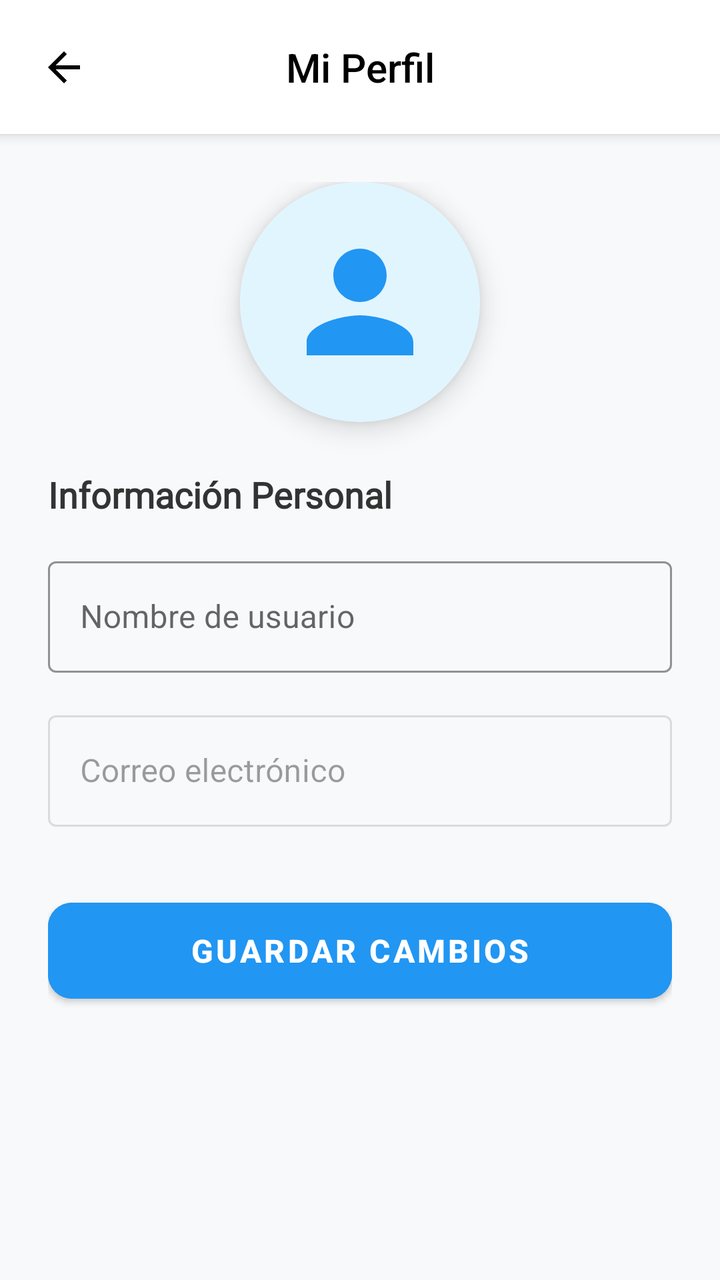
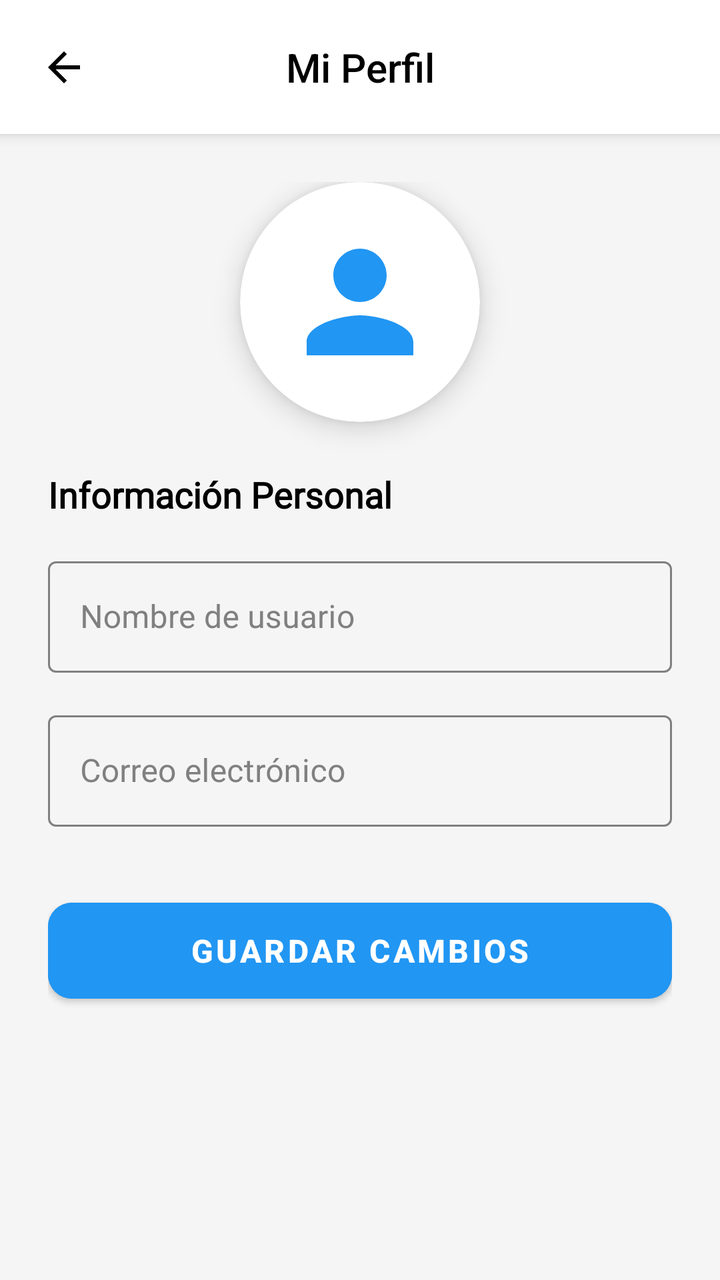

Before-and-after screenshots of an Android layout around one commit, followed by the original layout XML and the change that was made.
<!-- AndroidManifest.xml: activity theme Theme.MaterialComponents.Light.NoActionBar -->
<!-- res/layout/activity_usuario.xml -->
<?xml version="1.0" encoding="utf-8"?>
<androidx.constraintlayout.widget.ConstraintLayout
    xmlns:android="http://schemas.android.com/apk/res/android"
    xmlns:app="http://schemas.android.com/apk/res-auto"
    android:layout_width="match_parent"
    android:layout_height="match_parent"
    android:background="#F8F9FA"
    android:fitsSystemWindows="true">

    <androidx.constraintlayout.widget.ConstraintLayout
        android:id="@+id/headerContainer"
        android:layout_width="match_parent"
        android:layout_height="wrap_content"
        android:padding="20dp"
        android:background="#FFFFFF"
        android:elevation="4dp"
        app:layout_constraintTop_toTopOf="parent">

        <ImageView
            android:id="@+id/btnAtras"
            android:layout_width="24dp"
            android:layout_height="24dp"
            android:src="@drawable/ic_arrow_forward"
            android:rotation="180"
            app:tint="#000000"
            app:layout_constraintStart_toStartOf="parent"
            app:layout_constraintTop_toTopOf="parent"
            app:layout_constraintBottom_toBottomOf="parent"/>

        <TextView
            android:id="@+id/tvTitulo"
            android:layout_width="wrap_content"
            android:layout_height="wrap_content"
            android:text="@string/user_titulo"
            android:textColor="#000000"
            android:textSize="20sp"
            android:fontFamily="sans-serif-medium"
            app:layout_constraintStart_toStartOf="parent"
            app:layout_constraintEnd_toEndOf="parent"
            app:layout_constraintTop_toTopOf="parent"
            app:layout_constraintBottom_toBottomOf="parent"/>
    </androidx.constraintlayout.widget.ConstraintLayout>

    <ScrollView
        android:layout_width="match_parent"
        android:layout_height="0dp"
        android:fillViewport="true"
        app:layout_constraintTop_toBottomOf="@id/headerContainer"
        app:layout_constraintBottom_toBottomOf="parent">

        <LinearLayout
            android:layout_width="match_parent"
            android:layout_height="wrap_content"
            android:orientation="vertical"
            android:gravity="center_horizontal"
            android:padding="24dp">

            <com.google.android.material.card.MaterialCardView
                android:layout_width="120dp"
                android:layout_height="120dp"
                app:cardCornerRadius="60dp"
                app:cardElevation="8dp"
                android:layout_marginBottom="24dp">

                <ImageView
                    android:id="@+id/ivProfilePic"
                    android:layout_width="match_parent"
                    android:layout_height="match_parent"
                    android:src="@drawable/ic_person"
                    android:padding="20dp"
                    android:background="#E1F5FE"
                    app:tint="@color/b500"
                    android:scaleType="centerCrop"/>
            </com.google.android.material.card.MaterialCardView>

            <TextView
                android:layout_width="match_parent"
                android:layout_height="wrap_content"
                android:text="@string/user_seccion_info"
                android:fontFamily="@font/poppins"
                android:textStyle="bold"
                android:textSize="18sp"
                android:layout_marginBottom="16dp"
                android:textColor="#333333"/>

            <com.google.android.material.textfield.TextInputLayout
                style="@style/Widget.MaterialComponents.TextInputLayout.OutlinedBox"
                android:layout_width="match_parent"
                android:layout_height="wrap_content"
                android:hint="@string/user_hint_nombre"
                app:boxStrokeColor="@color/b500"
                app:hintTextColor="@color/b900"
                android:layout_marginBottom="16dp">

                <com.google.android.material.textfield.TextInputEditText
                    android:id="@+id/etUsername"
                    android:layout_width="match_parent"
                    android:layout_height="wrap_content"
                    android:inputType="textPersonName" />
            </com.google.android.material.textfield.TextInputLayout>

            <com.google.android.material.textfield.TextInputLayout
                style="@style/Widget.MaterialComponents.TextInputLayout.OutlinedBox"
                android:layout_width="match_parent"
                android:layout_height="wrap_content"
                android:hint="@string/user_hint_email"
                android:enabled="false"
                android:layout_marginBottom="32dp">

                <com.google.android.material.textfield.TextInputEditText
                    android:id="@+id/etEmail"
                    android:layout_width="match_parent"
                    android:layout_height="wrap_content"
                    android:inputType="textEmailAddress" />
            </com.google.android.material.textfield.TextInputLayout>

            <com.google.android.material.button.MaterialButton
                android:id="@+id/btnGuardar"
                android:layout_width="match_parent"
                android:layout_height="60dp"
                android:text="@string/user_btn_guardar"
                android:textSize="16sp"
                android:textStyle="bold"
                app:cornerRadius="12dp"
                android:backgroundTint="@color/b500"/>

        </LinearLayout>
    </ScrollView>

</androidx.constraintlayout.widget.ConstraintLayout>
<!-- resources referenced by this layout -->
<resources>
  <color name="b500">#2196F3</color>
  <color name="b900">#0D47A1</color>
  <!-- drawable ic_arrow_forward (drawable) -->
  <?xml version="1.0" encoding="utf-8"?>
  <vector xmlns:android="http://schemas.android.com/apk/res/android"
      android:width="24dp"
      android:height="24dp"
      android:viewportWidth="24"
      android:viewportHeight="24"
      android:tint="?attr/colorControlNormal">
      <path
          android:fillColor="@android:color/white"
          android:pathData="M12,4l-1.41,1.41L16.17,11H4v2h12.17l-5.58,5.59L12,20l8,-8z"/>
  </vector>
  <!-- drawable ic_person (drawable) -->
  <vector xmlns:android="http://schemas.android.com/apk/res/android" android:height="24dp" android:tint="#000000" android:viewportHeight="24" android:viewportWidth="24" android:width="24dp">
  
      <path android:fillColor="@android:color/white" android:pathData="M12,12c2.21,0 4,-1.79 4,-4s-1.79,-4 -4,-4 -4,1.79 -4,4 1.79,4 4,4zM12,14c-2.67,0 -8,1.34 -8,4v2h16v-2c0,-2.66 -5.33,-4 -8,-4z"/>
  
  </vector>
  <string name="user_btn_guardar">Guardar Cambios</string>
  <string name="user_hint_email">Correo electrónico</string>
  <string name="user_hint_nombre">Nombre de usuario</string>
  <string name="user_seccion_info">Información Personal</string>
  <string name="user_titulo">Mi Perfil</string>
</resources>

<!-- the commit's change to res/layout/activity_usuario.xml (unified diff, before → after) -->
@@ -4,7 +4,7 @@
     xmlns:app="http://schemas.android.com/apk/res-auto"
     android:layout_width="match_parent"
     android:layout_height="match_parent"
-    android:background="#F8F9FA"
+    android:background="@color/bg_pantalla_asignatura"
     android:fitsSystemWindows="true">
 
     <androidx.constraintlayout.widget.ConstraintLayout
@@ -12,7 +12,7 @@
         android:layout_width="match_parent"
         android:layout_height="wrap_content"
         android:padding="20dp"
-        android:background="#FFFFFF"
+        android:background="@color/tarjeta_fondo"
         android:elevation="4dp"
         app:layout_constraintTop_toTopOf="parent">
 
@@ -22,7 +22,7 @@
             android:layout_height="24dp"
             android:src="@drawable/ic_arrow_forward"
             android:rotation="180"
-            app:tint="#000000"
+            app:tint="@color/texto_principal"
             app:layout_constraintStart_toStartOf="parent"
             app:layout_constraintTop_toTopOf="parent"
             app:layout_constraintBottom_toBottomOf="parent"/>
@@ -32,7 +32,7 @@
             android:layout_width="wrap_content"
             android:layout_height="wrap_content"
             android:text="@string/user_titulo"
-            android:textColor="#000000"
+            android:textColor="@color/texto_principal"
             android:textSize="20sp"
             android:fontFamily="sans-serif-medium"
             app:layout_constraintStart_toStartOf="parent"
@@ -60,6 +60,7 @@
                 android:layout_height="120dp"
                 app:cardCornerRadius="60dp"
                 app:cardElevation="8dp"
+                app:cardBackgroundColor="@color/tarjeta_fondo"
                 android:layout_marginBottom="24dp">
 
                 <ImageView
@@ -68,7 +69,7 @@
                     android:layout_height="match_parent"
                     android:src="@drawable/ic_person"
                     android:padding="20dp"
-                    android:background="#E1F5FE"
+                    android:background="@android:color/transparent"
                     app:tint="@color/b500"
                     android:scaleType="centerCrop"/>
             </com.google.android.material.card.MaterialCardView>
@@ -81,21 +82,23 @@
                 android:textStyle="bold"
                 android:textSize="18sp"
                 android:layout_marginBottom="16dp"
-                android:textColor="#333333"/>
+                android:textColor="@color/texto_principal"/>
 
             <com.google.android.material.textfield.TextInputLayout
                 style="@style/Widget.MaterialComponents.TextInputLayout.OutlinedBox"
                 android:layout_width="match_parent"
                 android:layout_height="wrap_content"
                 android:hint="@string/user_hint_nombre"
-                app:boxStrokeColor="@color/b500"
-                app:hintTextColor="@color/b900"
+                app:boxStrokeColor="@color/select_input_border"
+                app:hintTextColor="@color/b500"
+                android:textColorHint="@color/texto_secundario"
                 android:layout_marginBottom="16dp">
 
                 <com.google.android.material.textfield.TextInputEditText
                     android:id="@+id/etUsername"
                     android:layout_width="match_parent"
                     android:layout_height="wrap_content"
+                    android:textColor="@color/texto_principal"
                     android:inputType="textPersonName" />
             </com.google.android.material.textfield.TextInputLayout>
 
@@ -105,12 +108,15 @@
                 android:layout_height="wrap_content"
                 android:hint="@string/user_hint_email"
                 android:enabled="false"
+                app:boxStrokeColor="@color/select_input_border"
+                android:textColorHint="@color/texto_secundario"
                 android:layout_marginBottom="32dp">
 
                 <com.google.android.material.textfield.TextInputEditText
                     android:id="@+id/etEmail"
                     android:layout_width="match_parent"
                     android:layout_height="wrap_content"
+                    android:textColor="@color/texto_secundario"
                     android:inputType="textEmailAddress" />
             </com.google.android.material.textfield.TextInputLayout>
 
<!-- resource entries referenced after the edit -->
@@ -1,7 +1,10 @@
 <!-- resources referenced by this layout -->
 <resources>
   <color name="b500">#2196F3</color>
-  <color name="b900">#0D47A1</color>
+  <color name="bg_pantalla_asignatura">#F5F5F5</color>
+  <color name="tarjeta_fondo">@color/white</color>
+  <color name="texto_principal">@color/black</color>
+  <color name="texto_secundario">@color/grey</color>
   <!-- drawable ic_arrow_forward (drawable) -->
   <?xml version="1.0" encoding="utf-8"?>
   <vector xmlns:android="http://schemas.android.com/apk/res/android"
@@ -25,5 +28,8 @@
   <string name="user_hint_nombre">Nombre de usuario</string>
   <string name="user_seccion_info">Información Personal</string>
   <string name="user_titulo">Mi Perfil</string>
+  <color name="white">#FFFFFFFF</color>
+  <color name="black">#FF000000</color>
+  <color name="grey">#808080</color>
 </resources>
 
